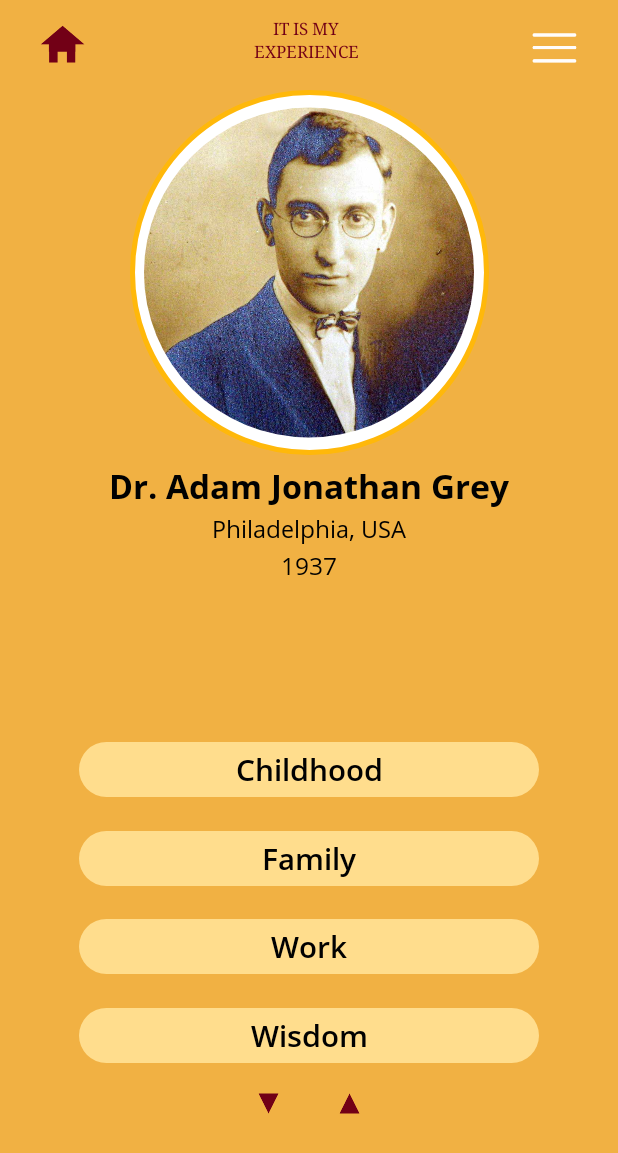
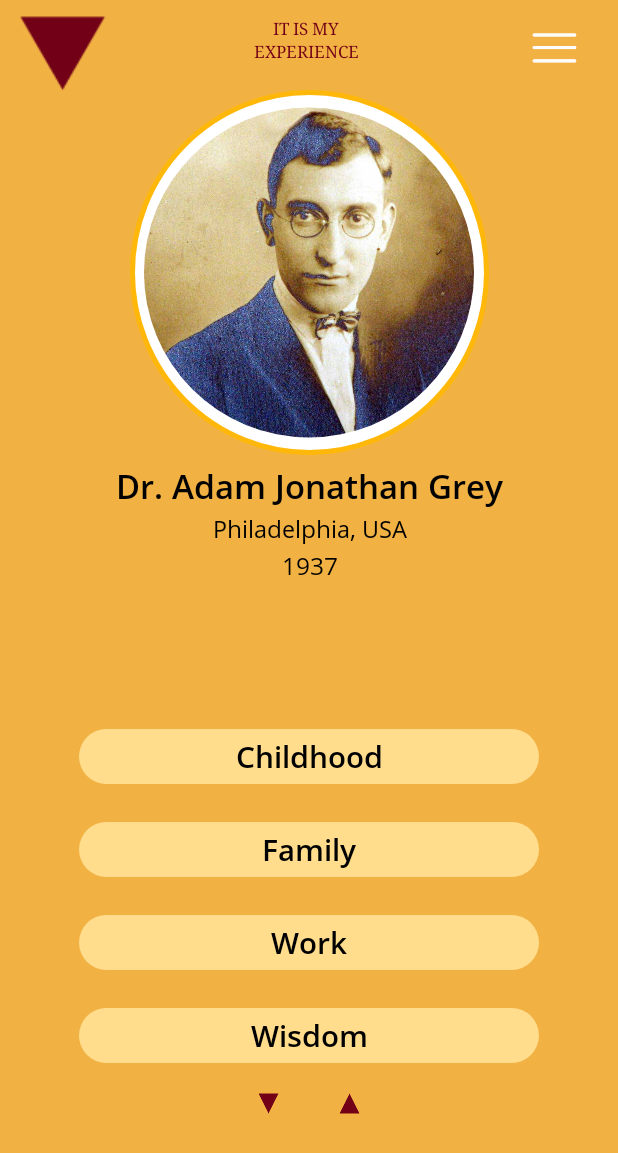
Before and after one commit to tehilaschechter/SampleScreen-1, an Android app: the screen it shows after launch (MainActivity), on a phone screen of 412 x 824 dp. Shown: the top 1153 px of the screen. Run offline under Robolectric (Android 15) with nearby library versions, the phone set to English and light mode, and no system bars; our stand-ins replace CircleImageView.

Commit message:
begin larger icon buttons

```diff
--- a/app/src/main/AndroidManifest.xml
+++ b/app/src/main/AndroidManifest.xml
@@ -9,7 +9,8 @@
         android:roundIcon="@mipmap/ic_launcher_round"
         android:supportsRtl="true"
         android:theme="@style/AppTheme">
-        <activity android:name=".Parents"></activity>
+        <activity android:name=".Childhood"></activity>
+        <activity android:name=".Parents" />
         <activity android:name=".Family" />
         <activity android:name=".Child" />
         <activity android:name=".MainActivity">
--- a/app/src/main/res/layout/activity_main.xml
+++ b/app/src/main/res/layout/activity_main.xml
@@ -17,6 +17,17 @@
         app:layout_constraintEnd_toStartOf="@+id/txtAppName2"
         app:layout_constraintHorizontal_bias="0.19"
         app:layout_constraintStart_toStartOf="parent" />
+
+    <Button
+        android:id="@+id/btnHomeLarge"
+        android:layout_width="wrap_content"
+        android:layout_height="wrap_content"
+        android:stateListAnimator="@null"
+        android:backgroundTint="#00FFFFFF"
+        android:drawableStart="@drawable/icon_scroll_down"
+        android:drawableTint="@color/color_Primary"
+        tools:layout_editor_absoluteX="4dp"
+        tools:layout_editor_absoluteY="54dp" />
 
     <TextView
         android:id="@+id/txtAppName1"
@@ -103,7 +114,8 @@
             android:layout_height="227dp"
             android:layout_gravity="center_horizontal|center_vertical"
             android:contentDescription="@string/descProfileImage"
-            android:src="@drawable/man" />
+            android:src="@drawable/man"
+            tools:srcCompat="@tools:sample/avatars" />
     </FrameLayout>
 
     <Button
@@ -202,7 +214,7 @@
         android:layout_width="wrap_content"
         android:layout_height="wrap_content"
         android:orientation="horizontal"
-        app:layout_constraintGuide_percent="0.6" />
+        app:layout_constraintGuide_percent="0.59" />
 
     <androidx.constraintlayout.widget.Guideline
         android:id="@+id/glnButtonsBottom"
--- a/app/src/main/res/layout/activity_parents.xml
+++ b/app/src/main/res/layout/activity_parents.xml
@@ -13,7 +13,6 @@
         android:layout_height="@dimen/dimen_homeHeight"
         android:layout_marginEnd="70dp"
         android:background="@drawable/icon_home"
-        app:chainUseRtl="false"
         app:layout_constraintBottom_toBottomOf="@+id/txtAppName2"
         app:layout_constraintEnd_toStartOf="@+id/txtAppName2"
         app:layout_constraintHorizontal_chainStyle="spread"
@@ -36,7 +35,7 @@
         style="@style/style_app_name"
         android:layout_width="wrap_content"
         android:layout_height="wrap_content"
-        android:layout_marginBottom="30dp"
+        android:layout_marginBottom="25dp"
         android:fontFamily="serif"
         android:text="@string/app_name2"
         android:textColor="@color/color_circleOutline"
@@ -61,7 +60,7 @@
         android:layout_width="wrap_content"
         android:layout_height="wrap_content"
         android:orientation="horizontal"
-        app:layout_constraintGuide_begin="77dp" />
+        app:layout_constraintGuide_begin="62dp" />
 
     <TextView
         android:id="@+id/txtParents"
--- a/app/src/main/res/values/styles.xml
+++ b/app/src/main/res/values/styles.xml
@@ -11,7 +11,7 @@
     <!--TEXT STYLES-->
     <style name="style_heading1">
         <item name="android:textColor">@color/color_bodyText</item>
-        <item name="android:fontFamily">@font/opensans_bold</item>
+        <item name="android:fontFamily">@font/font_view_body_semibold</item>
         <item name="android:textSize">@dimen/dimen_heading1</item>
     </style>
 
```
Also changed, not shown: app/src/main/java/com/example/samplescreen/Childhood.java (added, +14 -0 lines), app/src/main/res/layout/activity_childhood.xml (added, +9 -0 lines), app/src/main/res/layout/activity_family.xml (+4 -4 lines).
